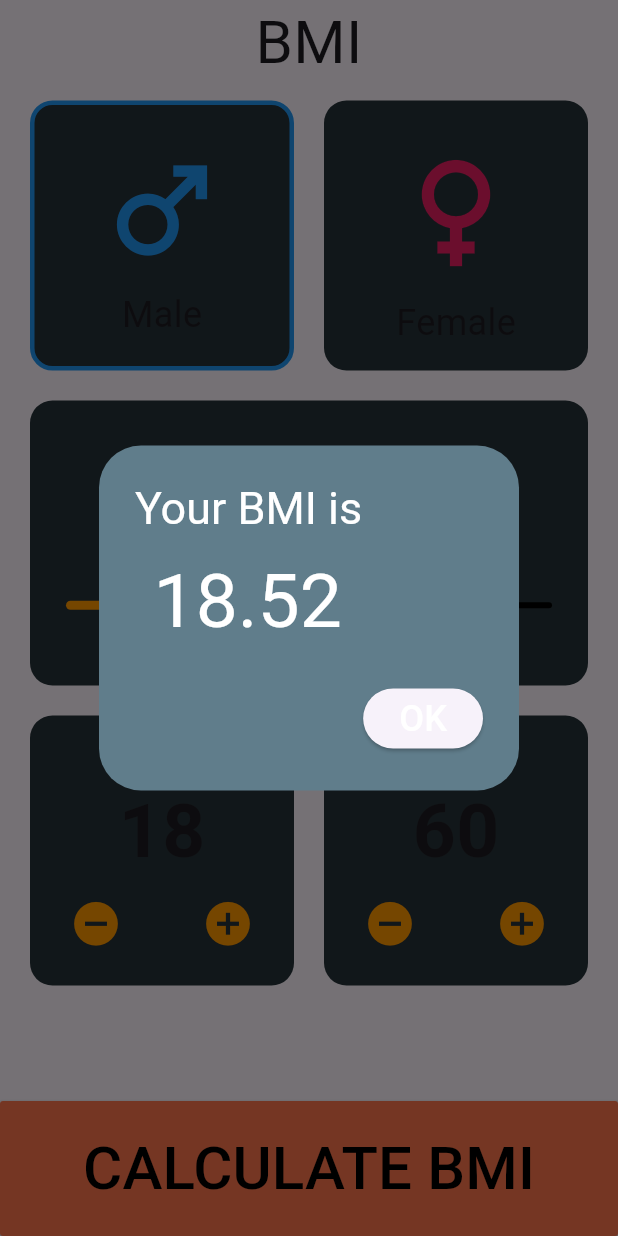
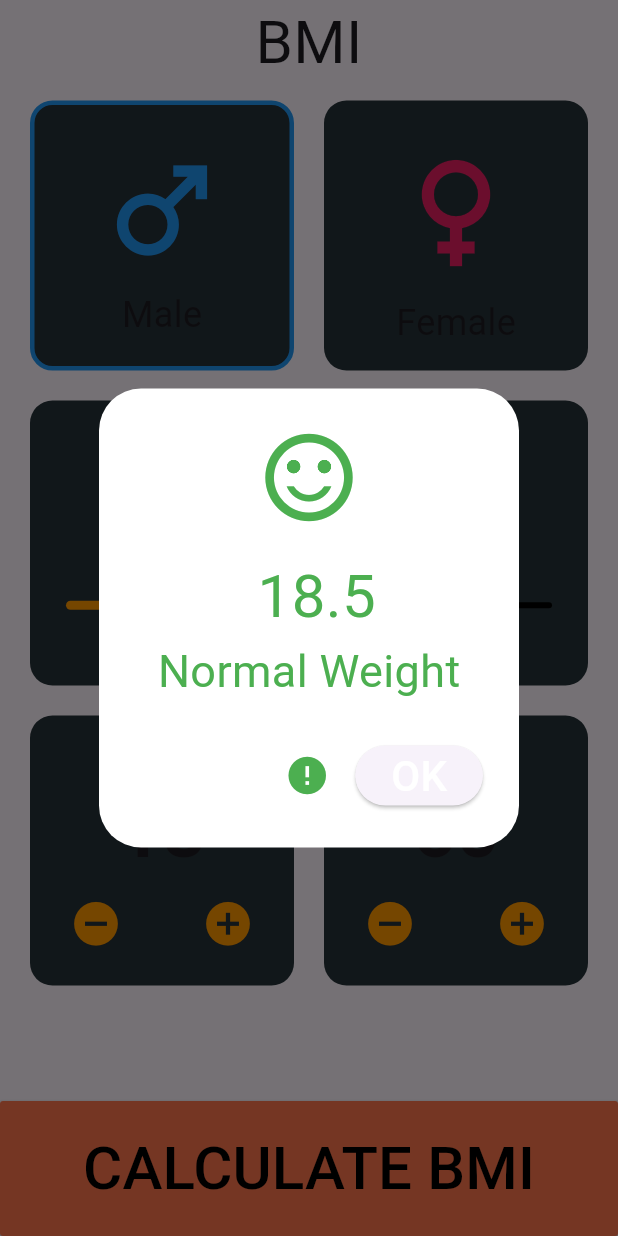
Before and after one commit to ZK53/bmi_calculator, a Flutter app: the screen it shows after launch, after a tap on the "remove circle" icon, after a tap on the "add circle" icon, after a tap on "CALCULATE BMI", on a phone screen of 412 x 824 dp. Run offline on Flutter 3.47's test engine with Material 3 defaults, Android fonts, the phone set to English and light mode, and no system bars.

Commit message:
Adding a message for every condition.

```diff
--- a/lib/pages/home_page.dart
+++ b/lib/pages/home_page.dart
@@ -69,34 +69,132 @@ class _HomePageState extends State<HomePage> {
                 ),
               ],
             ),
-            CalculationButton(calculate: () => calculateBMI(context))
+            CalculationButton(calculate: () => _calculateBMI(context))
           ],
         ),
       ),
     );
   }
 
-  void calculateBMI(BuildContext context) {
-    double bmi = weight / ((height / 100) * (height / 100));
-
+  void _messageDialog(
+      BuildContext context, String message, String content, Color color) {
     showDialog(
+        //    barrierDismissible: false,
         context: context,
         builder: (context) {
           return AlertDialog(
-            title: const Text("Your BMI is"),
-            titleTextStyle: const TextStyle(fontSize: 30, color: Colors.white),
-            content: Text(" ${bmi.toStringAsFixed(2)}"),
-            contentTextStyle:
-                const TextStyle(fontSize: 50, color: Colors.white),
-            backgroundColor: Colors.blueGrey,
+            backgroundColor: Colors.white,
+            titlePadding: const EdgeInsets.only(right: 5, left: 5),
+            title: Row(
+              children: [
+                Padding(
+                  padding: const EdgeInsets.only(bottom: 80, left: 0),
+                  child: IconButton(
+                    onPressed: () => Navigator.of(context).pop(),
+                    icon: const Icon(
+                      Icons.close,
+                      color: Colors.red,
+                    ),
+                    iconSize: 40,
+                  ),
+                ),
+                Text(
+                  message,
+                  style: TextStyle(fontSize: 30, color: color),
+                ),
+              ],
+            ),
+            content: Text(
+              content,
+              style: TextStyle(fontSize: 22, color: color),
+            ),
+            contentPadding:
+                const EdgeInsets.only(bottom: 30, left: 40, right: 40),
+          );
+        });
+  }
+
+  void _calculateBMI(BuildContext context) {
+    double bmi = weight / ((height / 100) * (height / 100));
+
+    String message;
+    String content;
+    IconData icon = Icons.accessibility;
+    Color color = Colors.lightGreen;
+
+    if (bmi < 18.5) {
+      message = "Underweight";
+      content =
+          "Your BMI indicates that you are underweight. It's important to maintain a healthy weight. Consider consulting a healthcare provider for guidance.";
+      icon = Icons.sentiment_dissatisfied;
+      color = Colors.blueAccent;
+    } else if (bmi >= 18.5 && bmi < 25) {
+      message = "Normal Weight";
+      content =
+          "Your BMI is within the normal weight range. Keep up the good work and maintain a balanced diet and regular exercise.";
+      icon = Icons.sentiment_satisfied_alt;
+      color = Colors.green;
+    } else if (bmi >= 25 && bmi < 30) {
+      message = "Overweight";
+      content =
+          "Your BMI indicates that you are overweight. Consider adopting a healthy plan and incoporating regular exercise into your routine.";
+      icon = Icons.sentiment_neutral;
+      color = Colors.orange;
+    } else {
+      message = "Obese";
+      content =
+          "Your BMI suggests obesity, It's important to consult a healthcare provider to dicuss ways to achieve a healthier weight.";
+      icon = Icons.sentiment_very_dissatisfied;
+      color = Colors.red;
+    }
+
+    showDialog(
+        barrierDismissible: false,
+        context: context,
+        builder: (context) {
+          return AlertDialog(
+            backgroundColor: Colors.white,
+            title: Icon(
+              icon,
+              color: color,
+              size: 70,
+            ),
+            content: Column(
+              mainAxisSize: MainAxisSize.min,
+              mainAxisAlignment: MainAxisAlignment.center,
+              children: [
+                Text(
+                  " ${bmi.toStringAsFixed(1)}",
+                  style: TextStyle(fontSize: 40, color: color),
+                ),
+                Text(
+                  message,
+                  style: TextStyle(
+                    fontSize: 30,
+                    color: color,
+                  ),
+                )
+              ],
+            ),
             actions: [
+              IconButton(
+                  onPressed: () =>
+                      _messageDialog(context, message, content, color),
+                  icon: Icon(
+                    Icons.error,
+                    color: color,
+                    size: 30,
+                  )),
               ElevatedButton(
                   onPressed: () {
                     Navigator.of(context).pop();
                   },
                   child: const Text(
                     "OK",
-                    style: TextStyle(fontSize: 24, color: Colors.white),
+                    style: TextStyle(
+                      fontSize: 28,
+                      color: Colors.white,
+                    ),
                   ))
             ],
           );
--- a/lib/widgets/height.dart
+++ b/lib/widgets/height.dart
@@ -31,7 +31,7 @@ class Height extends StatelessWidget {
               Slider(
                 value: currentHeight,
                 min: 100,
-                max: 200,
+                max: 250,
                 onChanged: onChangedHeight,
                 activeColor: Colors.orange,
                 inactiveColor: Colors.black,
```
